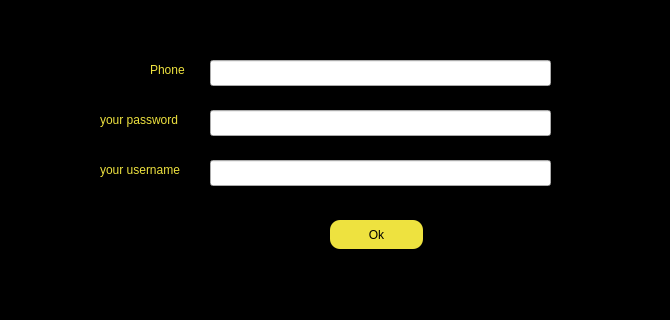
Old version of the form enter/forget.ui in the repository Shayanrava/APproject.
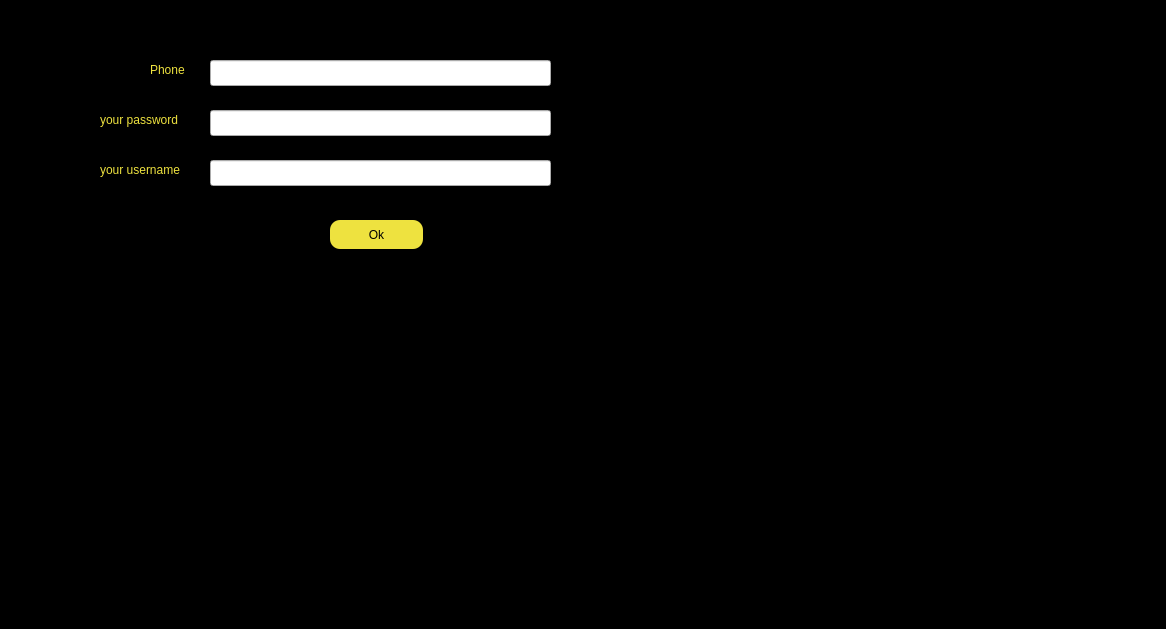
New version of the form.

```diff
--- a/enter/forget.ui
+++ b/enter/forget.ui
@@ -6,8 +6,8 @@
    <rect>
     <x>0</x>
     <y>0</y>
-    <width>670</width>
-    <height>320</height>
+    <width>1166</width>
+    <height>629</height>
    </rect>
   </property>
   <property name="windowTitle">
```
